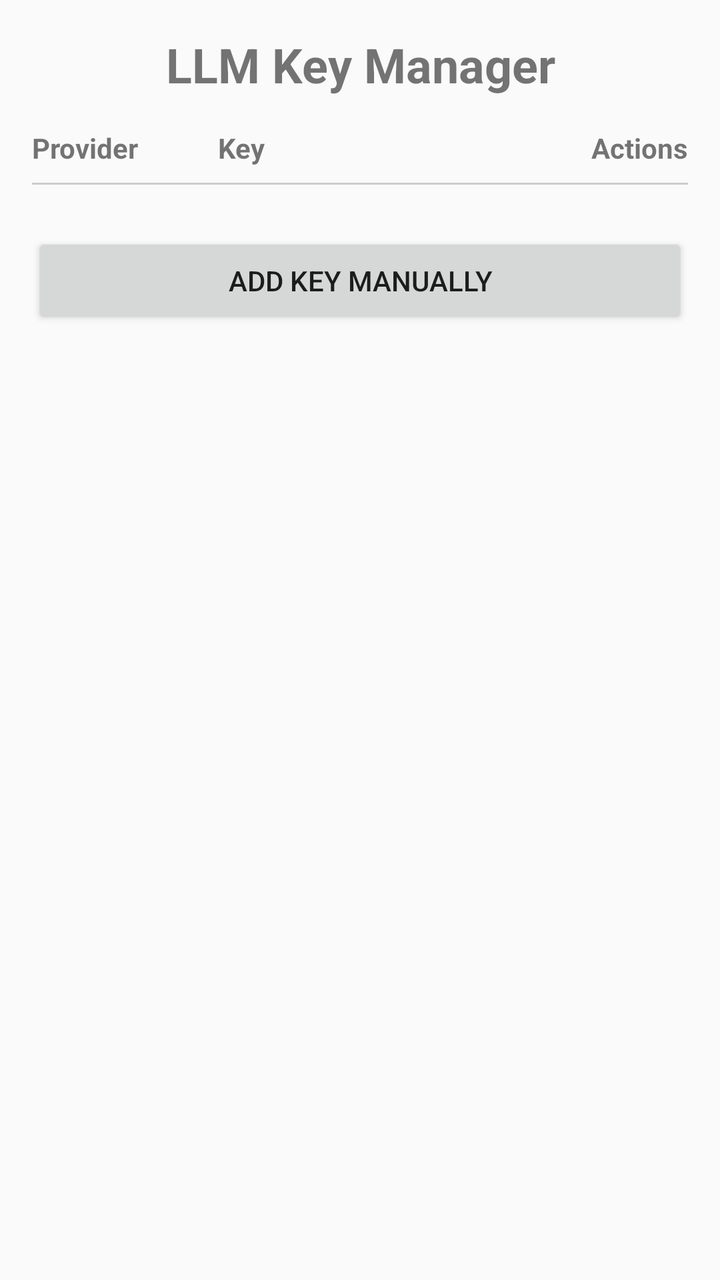
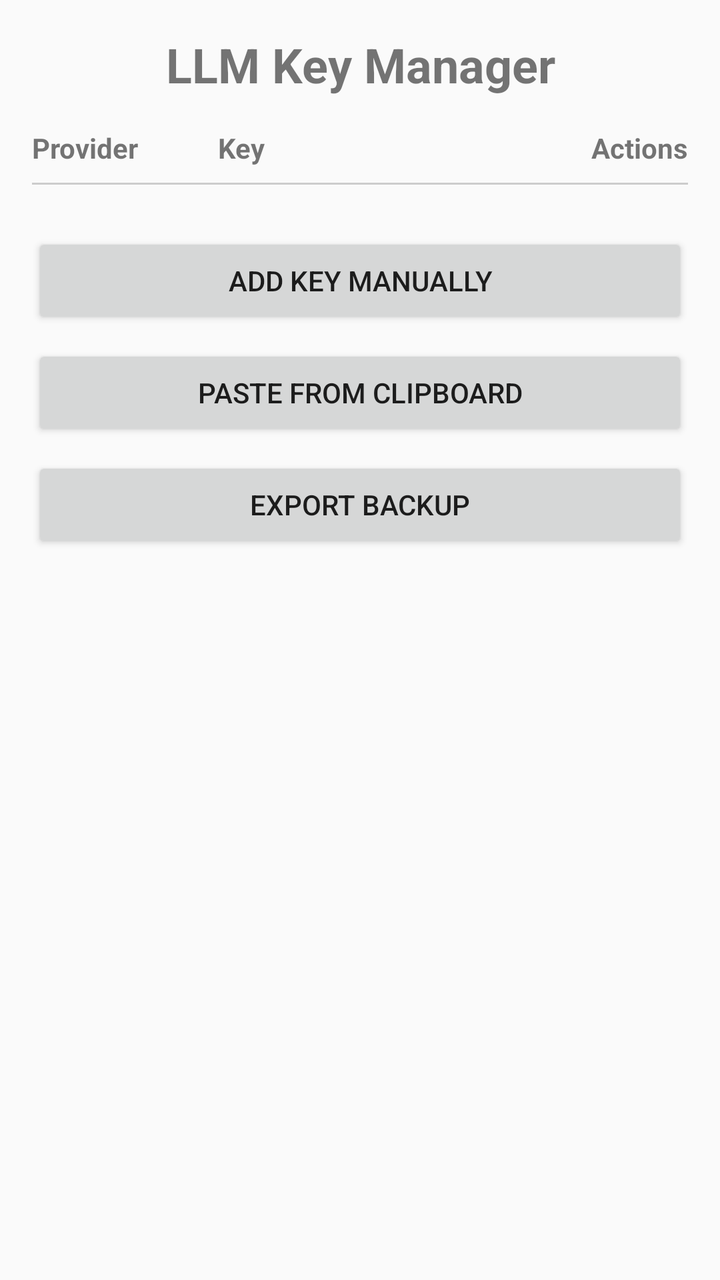

An Android layout rendered at two revisions. The XML below is the earlier revision; the diff shows what the commit changed to produce the second picture.
<!-- AndroidManifest.xml: application theme Theme.AppCompat.Light -->
<!-- res/layout/activity_main.xml -->
<?xml version="1.0" encoding="utf-8"?>
<LinearLayout xmlns:android="http://schemas.android.com/apk/res/android"
    android:layout_width="match_parent"
    android:layout_height="match_parent"
    android:orientation="vertical"
    android:padding="16dp">

    <TextView
        android:layout_width="match_parent"
        android:layout_height="wrap_content"
        android:text="LLM Key Manager"
        android:textSize="24sp"
        android:textStyle="bold"
        android:gravity="center"
        android:layout_marginBottom="16dp"/>

    <LinearLayout
        android:layout_width="match_parent"
        android:layout_height="wrap_content"
        android:orientation="horizontal"
        android:layout_marginBottom="8dp">

        <TextView
            android:layout_width="0dp"
            android:layout_height="wrap_content"
            android:layout_weight="1"
            android:text="Provider"
            android:textStyle="bold"/>

        <TextView
            android:layout_width="0dp"
            android:layout_height="wrap_content"
            android:layout_weight="2"
            android:text="Key"
            android:textStyle="bold"/>

        <TextView
            android:layout_width="wrap_content"
            android:layout_height="wrap_content"
            android:text="Actions"
            android:textStyle="bold"/>
    </LinearLayout>

    <View
        android:layout_width="match_parent"
        android:layout_height="1dp"
        android:background="#CCCCCC"
        android:layout_marginBottom="8dp"/>

    <LinearLayout
        android:id="@+id/keysContainer"
        android:layout_width="match_parent"
        android:layout_height="wrap_content"
        android:orientation="vertical"/>

    <Button
        android:id="@+id/addKeyButton"
        android:layout_width="match_parent"
        android:layout_height="wrap_content"
        android:text="Add Key Manually"
        android:layout_marginTop="16dp"/>

</LinearLayout>
<!-- resources referenced by this layout -->
<resources>

</resources>

<!-- the commit's change to res/layout/activity_main.xml (unified diff, before → after) -->
@@ -60,4 +60,18 @@
         android:text="Add Key Manually"
         android:layout_marginTop="16dp"/>
 
+    <Button
+        android:id="@+id/pasteButton"
+        android:layout_width="match_parent"
+        android:layout_height="wrap_content"
+        android:text="Paste from Clipboard"
+        android:layout_marginTop="8dp"/>
+
+    <Button
+        android:id="@+id/exportButton"
+        android:layout_width="match_parent"
+        android:layout_height="wrap_content"
+        android:text="Export Backup"
+        android:layout_marginTop="8dp"/>
+
 </LinearLayout>
